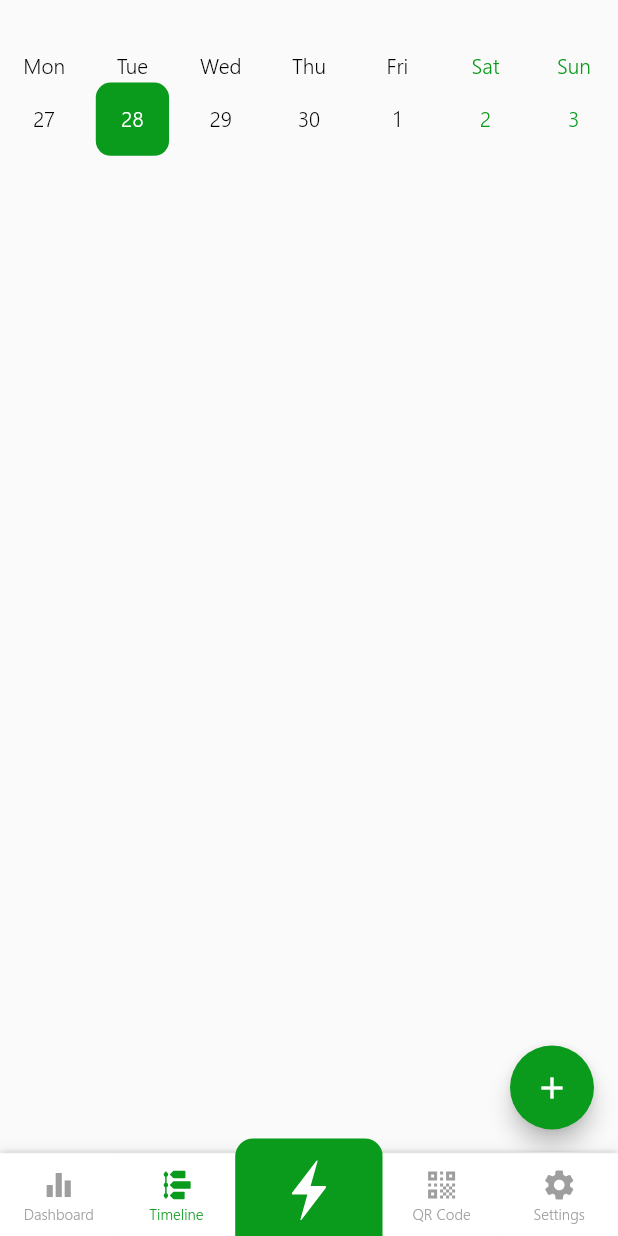
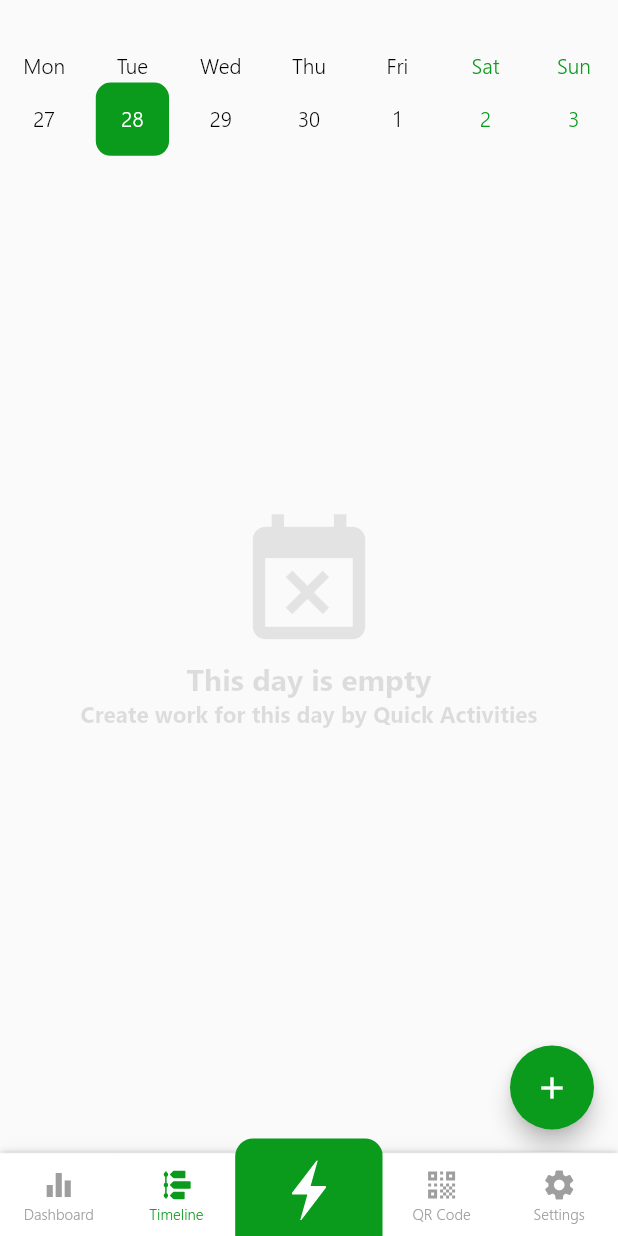
Before and after one commit to MioOgbeni/8Time, a Flutter app: the Home screen opened by its route, after a tap on "Timeline", on a phone screen of 412 x 824 dp. Run offline on Flutter 3.47's test engine with Material 2 defaults, Android fonts, the phone set to English and light mode, and no system bars; drawn by our look-alikes of sliding_up_panel, table_calendar; our stand-ins replace bloc, cached_network_image, cloud_firestore, equatable, firebase_auth, flutter_bloc and 9 more; missing offline and left inert: flutter_rounded_date_picker, geocoder, google_maps_place_picker; accounts and stored records are empty.

Commit message:
WorkEvent edit form, quick activities and calendar completed

```diff
--- a/lib/blocs/work_events_bloc/work_events_bloc.dart
+++ b/lib/blocs/work_events_bloc/work_events_bloc.dart
@@ -2,6 +2,7 @@
 
 import 'package:bloc/bloc.dart';
 import 'package:eighttime/blocs/work_events_bloc/bloc.dart';
+import 'package:eighttime/utils/date_util.dart';
 import 'package:eighttime/work_events_repository.dart';
 import 'package:flutter/cupertino.dart';
 
@@ -17,7 +18,7 @@
   @override
   Stream<WorkEventsState> mapEventToState(WorkEventsEvent event) async* {
     if (event is LoadWorkEvents) {
-      yield* _mapLoadWorkEventsToState();
+      yield* _mapLoadWorkEventsToState(event);
     } else if (event is AddWorkEvent) {
       yield* _mapAddWorkEventToState(event);
     } else if (event is UpdateWorkEvent) {
@@ -31,11 +32,14 @@
     }
   }
 
-  Stream<WorkEventsState> _mapLoadWorkEventsToState() async* {
+  Stream<WorkEventsState> _mapLoadWorkEventsToState(
+      LoadWorkEvents event) async* {
     await firebaseWorkEventRepository.setCollectionReference();
     _workEventsSubscription?.cancel();
     _workEventsSubscription = firebaseWorkEventRepository.workEvents().listen(
-          (workEvents) => add(WorkEventsUpdated(workEvents)),
+          (workEvents) => add(WorkEventsUpdated(
+          workEvents.where((item) => (DateUtil.getDateTimeFromTimestamp(
+              item.date).isAtSameMomentAs(event.currentDate))).toList())),
     );
   }
 
--- a/lib/blocs/work_events_bloc/work_events_event.dart
+++ b/lib/blocs/work_events_bloc/work_events_event.dart
@@ -8,7 +8,17 @@
   List<Object> get props => [];
 }
 
-class LoadWorkEvents extends WorkEventsEvent {}
+class LoadWorkEvents extends WorkEventsEvent {
+  final DateTime currentDate;
+
+  const LoadWorkEvents({this.currentDate});
+
+  @override
+  List<Object> get props => [currentDate];
+
+  @override
+  String toString() => 'LoadWorkEvents { currentDate: $currentDate }';
+}
 
 class AddWorkEvent extends WorkEventsEvent {
   final WorkEvent workEvent;
--- a/lib/main.dart
+++ b/lib/main.dart
@@ -11,6 +11,7 @@
 import 'package:eighttime/pages/splash/splash_screen.dart';
 import 'package:eighttime/service_locator.dart';
 import 'package:eighttime/simple_bloc_delegate.dart';
+import 'package:eighttime/utils/date_util.dart';
 import 'package:flutter/material.dart';
 import 'package:flutter/services.dart';
 import 'package:flutter_bloc/flutter_bloc.dart';
@@ -60,7 +61,7 @@
           BlocProvider<WorkEventsBloc>(
               create: (context) =>
               injector.get<WorkEventsBloc>()
-                ..add(LoadWorkEvents())),
+                ..add(LoadWorkEvents(currentDate: DateUtil.nowOnlyDay()))),
           BlocProvider<FingerprintBloc>(
               create: (context) =>
               injector.get<FingerprintBloc>()
--- a/lib/pages/main/location_select.dart
+++ b/lib/pages/main/location_select.dart
@@ -5,6 +5,7 @@
 import 'package:flutter_spinkit/flutter_spinkit.dart';
 import 'package:google_maps_flutter/google_maps_flutter.dart';
 import 'package:google_maps_place_picker/google_maps_place_picker.dart';
+
 
 class LocationSelect extends StatefulWidget {
   LatLng mapInitialPosition;
@@ -73,7 +74,7 @@
                   resizeToAvoidBottomInset: true,
                   automaticallyImplyAppBarLeading: false,
                   initialPosition: widget.mapInitialPosition,
-                  useCurrentLocation: true,
+                  useCurrentLocation: false,
                 );
               } else {
                 return SizedBox(
--- a/lib/pages/main/sliding_up_panel/sliding_up_panel.dart
+++ b/lib/pages/main/sliding_up_panel/sliding_up_panel.dart
@@ -10,8 +10,10 @@
 // ignore: must_be_immutable
 class MySlidingUpPanel extends StatefulWidget {
   PanelController quickActivitiesController;
+  Function() quickCloseCallback;
 
-  MySlidingUpPanel({Key key, @required this.quickActivitiesController})
+  MySlidingUpPanel(
+      {Key key, @required this.quickActivitiesController, @required this.quickCloseCallback})
       : super(key: key);
 
   @override
@@ -67,7 +69,11 @@
                   return LoadingIndicator();
                 }
                 if (state is ActivitiesLoaded) {
-                  return ActivitiesList(activities: state.activities);
+                  return ActivitiesList(
+                      activities: state.activities,
+                      quickActivitiesController: widget
+                          .quickActivitiesController,
+                      quickCloseCallback: widget.quickCloseCallback);
                 }
               },
             ),
--- a/lib/pages/main/timeline/timeline_list.dart
+++ b/lib/pages/main/timeline/timeline_list.dart
@@ -40,7 +40,7 @@
 
   @override
   Widget build(BuildContext context) {
-    if (widget.workEvents != null) {
+    if (widget.workEvents != null && widget.workEvents.isNotEmpty) {
       return Timeline(
           controller: _scrollController,
           children: getTileWidgets(widget.workEvents),
@@ -52,7 +52,52 @@
           padding: EdgeInsets.only(left: 15, right: 15, top: 5, bottom: 15),
           indicators: getIndicatorWidgets(widget.workEvents));
     } else {
-      return Container();
+      return Column(
+        mainAxisAlignment: MainAxisAlignment.start,
+        children: <Widget>[
+          Expanded(
+            flex: 1,
+            child: Container(
+              child: Column(
+                mainAxisAlignment: MainAxisAlignment.end,
+                children: <Widget>[
+                  Icon(
+                    Icons.event_busy,
+                    color: Colors.black.withOpacity(0.09),
+                    size: 100.0,
+                  ),
+                ],
+              ),
+            ),
+          ),
+          Expanded(
+            flex: 1,
+            child: Column(
+              mainAxisAlignment: MainAxisAlignment.start,
+              crossAxisAlignment: CrossAxisAlignment.center,
+              children: <Widget>[
+                Text(
+                  "This day is empty",
+                  style: TextStyle(
+                      color: Colors.black12,
+                      fontWeight: FontWeight.w600,
+                      fontSize: 20),
+                ),
+                Text(
+                  "Create work for this day by Quick Activities",
+                  style: TextStyle(
+                      color: Colors.black12,
+                      fontWeight: FontWeight.w600,
+                      fontSize: 15),
+                ),
+                Padding(
+                  padding: EdgeInsets.only(bottom: 15),
+                ),
+              ],
+            ),
+          )
+        ],
+      );
     }
   }
 
--- a/lib/pages/main/timeline/timeline_screen.dart
+++ b/lib/pages/main/timeline/timeline_screen.dart
@@ -1,10 +1,12 @@
 import 'dart:math';
 
+import 'package:eighttime/activities_repository.dart';
 import 'package:eighttime/blocs/work_events_bloc/bloc.dart';
 import 'package:eighttime/main.dart';
 import 'package:eighttime/pages/main/loading_indicator.dart';
 import 'package:eighttime/pages/main/timeline/timeline_list.dart';
 import 'package:eighttime/pages/main/timeline/workEventEditForm.dart';
+import 'package:eighttime/utils/date_util.dart';
 import 'package:flutter/cupertino.dart';
 import 'package:flutter/material.dart';
 import 'package:flutter_bloc/flutter_bloc.dart';
@@ -24,19 +26,30 @@
   void initState() {
     super.initState();
     _calendarController = CalendarController();
+    BlocProvider.of<WorkEventsBloc>(context).add(
+        LoadWorkEvents(currentDate: DateUtil.nowOnlyDay()));
   }
 
   void goToToday() {
     print("goToToday");
+    DateTime normDateTime = DateUtil.nowOnlyDay();
+    BlocProvider.of<WorkEventsBloc>(context)
+        .add(LoadWorkEvents(currentDate: normDateTime));
+
     setState(() {
-      _calendarController.setSelectedDay(DateTime.now(), animate: true);
+      _calendarController.setSelectedDay(normDateTime, animate: true);
     });
   }
 
   void someDaySelected(DateTime date) {
     print("selected date: $date");
+    DateTime normDateTime = DateUtil.nowOnlyDay(now: date);
+    print(normDateTime);
+    BlocProvider.of<WorkEventsBloc>(context)
+        .add(LoadWorkEvents(currentDate: normDateTime));
+
     setState(() {
-      _calendarController.setSelectedDay(date, animate: true);
+      _calendarController.setSelectedDay(normDateTime, animate: true);
     });
   }
 
@@ -110,11 +123,13 @@
                     return LoadingIndicator();
                   }
                   if (state is WorkEventsLoaded) {
-                    return TimelineList(workEvents: state.workEvents);
+                    List<WorkEvent> sortedList = state.workEvents;
+                    sortedList.sort((a, b) => a.fromTime.compareTo(b.fromTime));
+                    return TimelineList(workEvents: sortedList);
                   }
                 },
-              ),
-            )
+              )
+            ),
           ],
         ),
       ),
@@ -123,21 +138,6 @@
         onPressed: () {
           Navigator.push(context,
               MaterialPageRoute(builder: (context) => WorkEventEditForm()));
-          /*
-          Activity activity = await injector.get<FirebaseActivitiesRepository>()
-              .getActivity(activitiesUid[r.nextInt(activitiesUid.length)]);
-          BlocProvider.of<WorkEventsBloc>(context)
-              .add(
-            AddWorkEvent(WorkEvent(
-                Timestamp.fromDate(DateUtil.now()),
-                Timestamp.fromDate(DateUtil.now().add(Duration(hours: 0))),
-                null,
-                lipsum.createWord(numWords: 4),
-                GeoPoint(50.193455, 15.839095),
-                activity
-            )),
-          );
-          */
         },
         child: Icon(Icons.add, color: Colors.white),
       ),
--- a/lib/src/models/user/firebase_user_repository.dart
+++ b/lib/src/models/user/firebase_user_repository.dart
@@ -41,8 +41,6 @@
       List<Activity> activities = List();
 
       activities.add(Activity("Work", IconEnum.work, ColorEnum.green, 0));
-      activities
-          .add(Activity("End work", IconEnum.exitToApp, ColorEnum.red, 1));
 
       activities.forEach((item) => repository.addNewActivity(item));
     }
--- a/lib/utils/date_util.dart
+++ b/lib/utils/date_util.dart
@@ -45,15 +45,37 @@
         seg.remainder(60).toString().padLeft(2, '0')).join(':');
   }
 
-  static DateTime now() {
-    DateTime now = DateTime.now();
+  static DateTime now({DateTime now}) {
+    if (now == null) {
+      now = DateTime.now();
+    }
     int seconds = now.second;
     int milSeconds = now.millisecond;
     int microSeconds = now.microsecond;
     now = now.subtract(Duration(microseconds: microSeconds));
     now = now.subtract(Duration(milliseconds: milSeconds));
     now = now.subtract(Duration(seconds: seconds));
-    print("DateTime.now(): $now");
+    print("DateTime.nowOnlyDay(): $now");
+    return now;
+  }
+
+  static DateTime nowOnlyDay({DateTime now}) {
+    if (now == null) {
+      now = DateTime.now();
+    }
+    var temp = now.millisecondsSinceEpoch;
+    now = DateTime.fromMillisecondsSinceEpoch(temp);
+    int hours = now.hour;
+    int minutes = now.minute;
+    int seconds = now.second;
+    int milSeconds = now.millisecond;
+    int microSeconds = now.microsecond;
+    now = now.subtract(Duration(microseconds: microSeconds));
+    now = now.subtract(Duration(milliseconds: milSeconds));
+    now = now.subtract(Duration(seconds: seconds));
+    now = now.subtract(Duration(minutes: minutes));
+    now = now.subtract(Duration(hours: hours));
+    print("DateTime.nowOnlyDay(): $now");
     return now;
   }
 }
```
Also changed, not shown: lib/pages/main/home.dart (+15 -1 lines), lib/pages/main/sliding_up_panel/activities/activities_list.dart (+35 -2 lines), lib/pages/main/timeline/workEventEditForm.dart (+22 -22 lines), lib/src/models/work_event/work_event.dart (+15 -1 lines).
